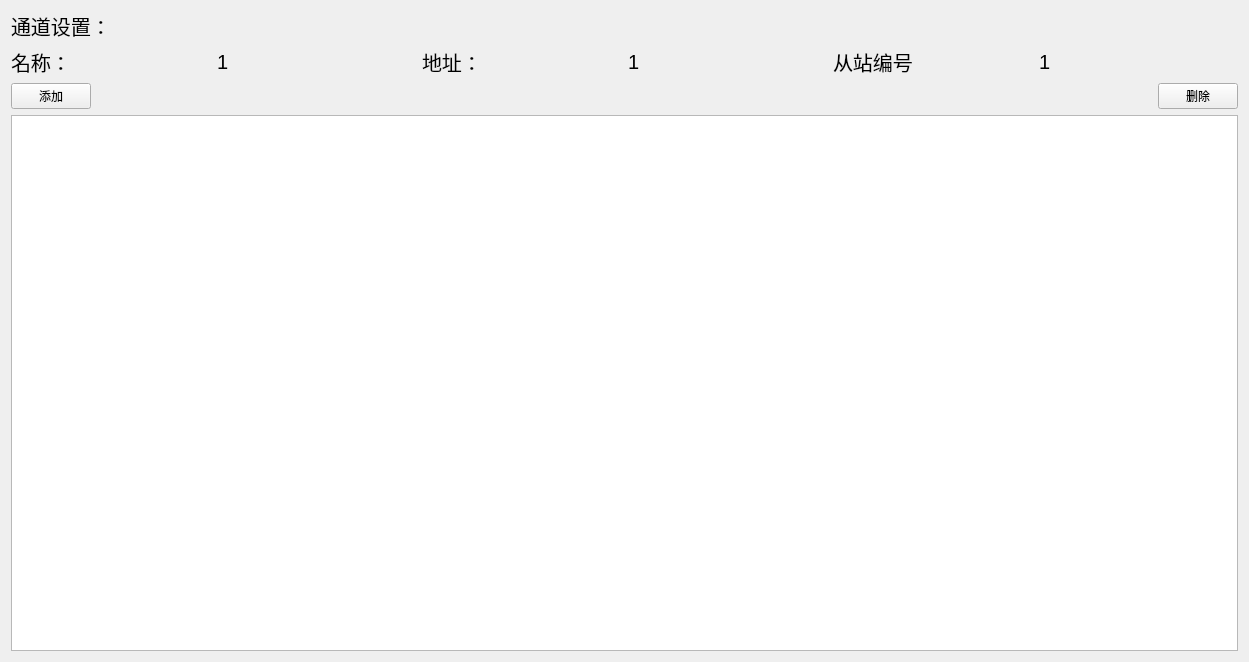
wojiaoguowei/modbus, file Channelsettings.ui: the form before one commit.
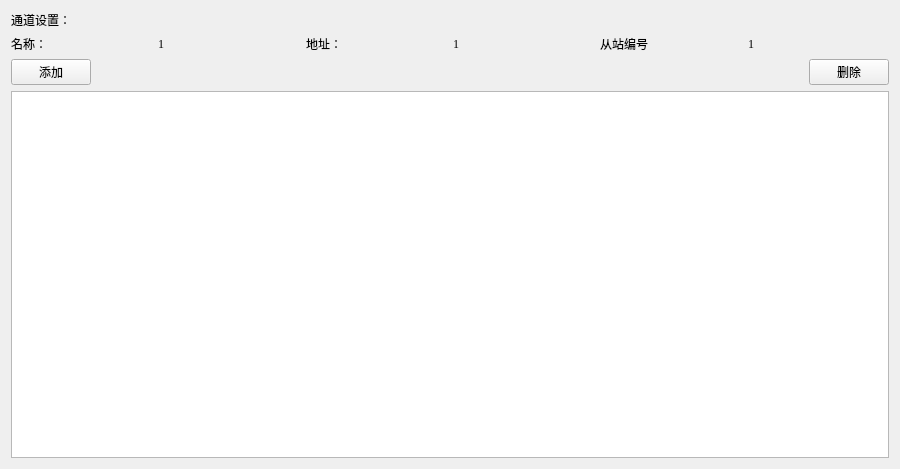
The form after the commit.

```diff
--- a/Channelsettings.ui
+++ b/Channelsettings.ui
@@ -6,8 +6,8 @@
    <rect>
     <x>0</x>
     <y>0</y>
-    <width>1249</width>
-    <height>662</height>
+    <width>900</width>
+    <height>469</height>
    </rect>
   </property>
   <property name="windowTitle">
@@ -18,7 +18,8 @@
     <widget class="QLabel" name="label">
      <property name="font">
       <font>
-       <pointsize>15</pointsize>
+       <family>宋体</family>
+       <pointsize>9</pointsize>
       </font>
      </property>
      <property name="text">
@@ -32,7 +33,8 @@
       <widget class="QLabel" name="label_2">
        <property name="font">
         <font>
-         <pointsize>15</pointsize>
+         <family>宋体</family>
+         <pointsize>9</pointsize>
         </font>
        </property>
        <property name="text">
@@ -44,7 +46,8 @@
       <widget class="QLabel" name="label_3">
        <property name="font">
         <font>
-         <pointsize>15</pointsize>
+         <family>Times New Roman</family>
+         <pointsize>9</pointsize>
         </font>
        </property>
        <property name="text">
@@ -56,7 +59,8 @@
       <widget class="QLabel" name="label_4">
        <property name="font">
         <font>
-         <pointsize>15</pointsize>
+         <family>宋体</family>
+         <pointsize>9</pointsize>
         </font>
        </property>
        <property name="text">
@@ -68,7 +72,8 @@
       <widget class="QLabel" name="label_5">
        <property name="font">
         <font>
-         <pointsize>15</pointsize>
+         <family>Times New Roman</family>
+         <pointsize>9</pointsize>
         </font>
        </property>
        <property name="text">
@@ -80,7 +85,8 @@
       <widget class="QLabel" name="label_6">
        <property name="font">
         <font>
-         <pointsize>15</pointsize>
+         <family>宋体</family>
+         <pointsize>9</pointsize>
         </font>
        </property>
        <property name="text">
@@ -92,7 +98,8 @@
       <widget class="QLabel" name="label_7">
        <property name="font">
         <font>
-         <pointsize>15</pointsize>
+         <family>Times New Roman</family>
+         <pointsize>9</pointsize>
         </font>
        </property>
        <property name="text">
```
